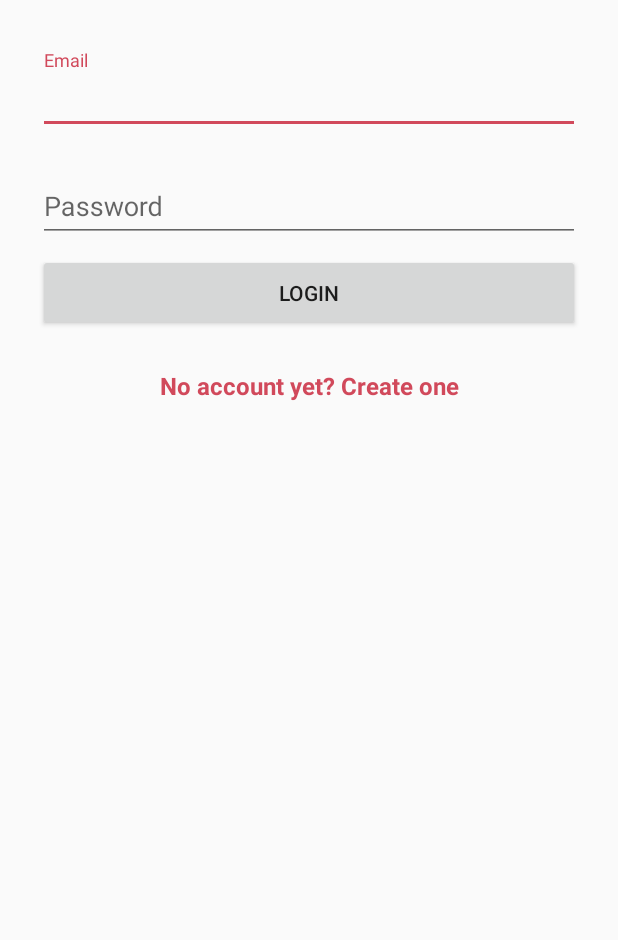
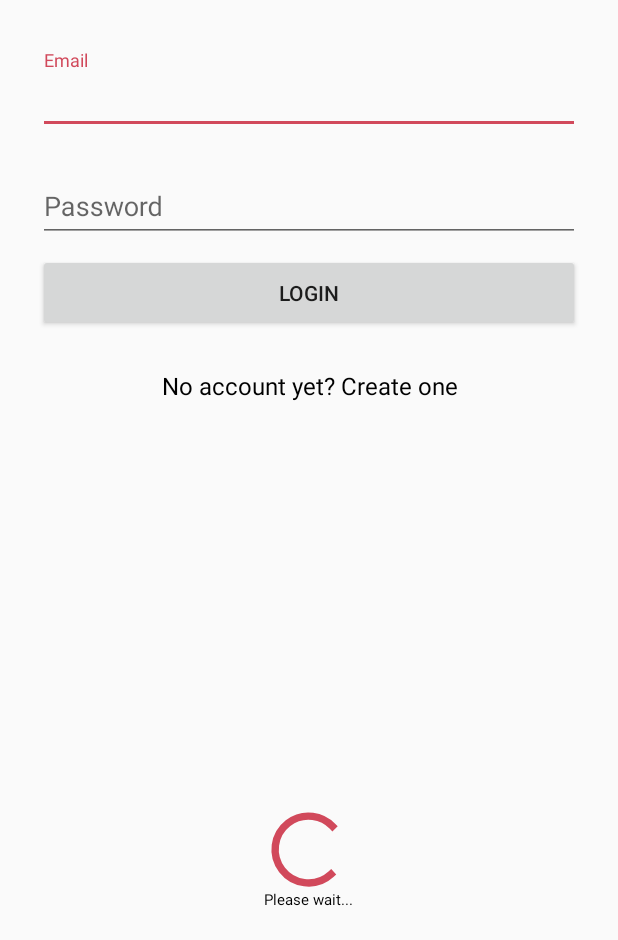
Before and after one commit to Marylinemds/WellnessJournal, an Android app: the layout activity_login.xml on its own in the app's theme, with its tools: preview values and no code run, on a phone screen of 412 x 824 dp, the part 296-1236 px from its top. Run offline under Robolectric (Android 15) with nearby library versions, the phone set to English and light mode, and no system bars.

Commit message:
change login activity (add progressbar) firebase details on homeactivity

```diff
--- a/app/build.gradle
+++ b/app/build.gradle
@@ -31,5 +31,6 @@ dependencies {
     compile 'com.github.ittianyu:BottomNavigationViewEx:1.2.1'
     compile 'com.squareup.picasso:picasso:2.5.2'
     compile 'com.android.support:recyclerview-v7:25.3.1'
+    compile 'com.google.firebase:firebase-auth:10.2.6'
     apply plugin: 'com.google.gms.google-services'
 }
--- a/app/src/main/AndroidManifest.xml
+++ b/app/src/main/AndroidManifest.xml
@@ -21,6 +21,8 @@
         <activity android:name=".Food.FoodActivity"></activity>
         <activity android:name=".Mind.MindActivity"></activity>
         <activity android:name=".Sport.SportActivity"></activity>
+        <activity android:name=".Login.LoginActivity"></activity>
+        <activity android:name=".Login.RegisterActivity"></activity>
 
     </application>
 
--- a/app/src/main/res/layout/activity_login.xml
+++ b/app/src/main/res/layout/activity_login.xml
@@ -65,10 +65,29 @@
             android:gravity="center"
             android:textSize="16dp"
             android:id="@+id/link_signup"
-            android:textColor="@color/pink"
-            android:textStyle="bold"/>
+            android:textColor="@color/black" />
 
     </LinearLayout>
 
+    <ProgressBar
+        android:layout_width="100dp"
+        android:layout_height="100dp"
+        android:id="@+id/progressBar"
+        android:paddingBottom="20dp"
+        android:layout_alignBottom="@+id/pleaseWait"
+        android:layout_alignRight="@+id/pleaseWait"
+        android:layout_alignLeft="@+id/pleaseWait"/>
+
+    <TextView
+        android:layout_width="wrap_content"
+        android:layout_height="wrap_content"
+        android:text="Please wait..."
+        android:textColor="@color/black"
+        android:textSize="10sp"
+        android:layout_alignParentBottom="true"
+        android:paddingBottom="20dp"
+        android:id="@+id/pleaseWait"
+        android:layout_centerHorizontal="true"/>
+
 
 </RelativeLayout>
```
Also changed, not shown: app/src/main/java/com/example/android/wellnessjournal/Home/HomeActivity.java (+53 -1 lines).
